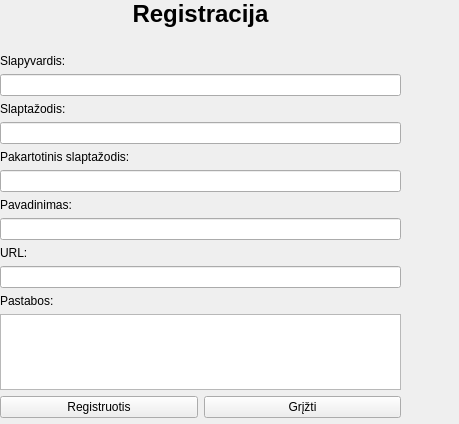
arnoldasstrukcinskas/PD_NR.5-Slaptazodziu_tvarkykle-, file gui/register/register.ui: the form before one commit.
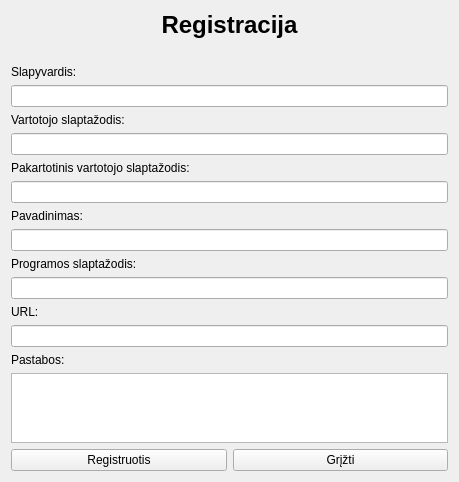
The form after the commit.

Commit message:
feat: :sparkles: Create register functionality fix some bugs
Fully create register functionality, and fix UI bugs to properlt work upon changing UI windows

```diff
--- a/gui/register/register.ui
+++ b/gui/register/register.ui
@@ -13,15 +13,8 @@
   <property name="windowTitle">
    <string>Form</string>
   </property>
-  <widget class="QWidget" name="verticalLayoutWidget">
-   <property name="geometry">
-    <rect>
-     <x>0</x>
-     <y>0</y>
-     <width>401</width>
-     <height>418</height>
-    </rect>
-   </property>
+  <layout class="QVBoxLayout" name="verticalLayout_2">
+   <item>
    <layout class="QVBoxLayout" name="verticalLayout">
     <item>
      <widget class="QLabel" name="registrationLabel">
@@ -59,7 +52,7 @@
     <item>
      <widget class="QLabel" name="passwordLabel">
       <property name="text">
-       <string>Slaptažodis:</string>
+        <string>Vartotojo slaptažodis:</string>
       </property>
      </widget>
     </item>
@@ -69,7 +62,7 @@
     <item>
      <widget class="QLabel" name="paswordRetypeLabel">
       <property name="text">
-       <string>Pakartotinis slaptažodis:</string>
+        <string>Pakartotinis vartotojo slaptažodis:</string>
       </property>
      </widget>
     </item>
@@ -86,6 +79,16 @@
     <item>
      <widget class="QLineEdit" name="nameLineEdit"/>
     </item>
+     <item>
+      <widget class="QLabel" name="programPasswordLabel">
+       <property name="text">
+        <string>Programos slaptažodis:</string>
+       </property>
+      </widget>
+     </item>
+     <item>
+      <widget class="QLineEdit" name="programPasswordLineEdit"/>
+     </item>
     <item>
      <widget class="QLabel" name="urlLabel">
       <property name="text">
@@ -125,7 +128,8 @@
      </layout>
     </item>
    </layout>
-  </widget>
+   </item>
+  </layout>
  </widget>
  <resources/>
  <connections/>
```
Left out of the diff: 4 changed lines with no effect on the pictures. Lines whose indentation alone changed are shown as unchanged. The commit also changes 22 other files.
